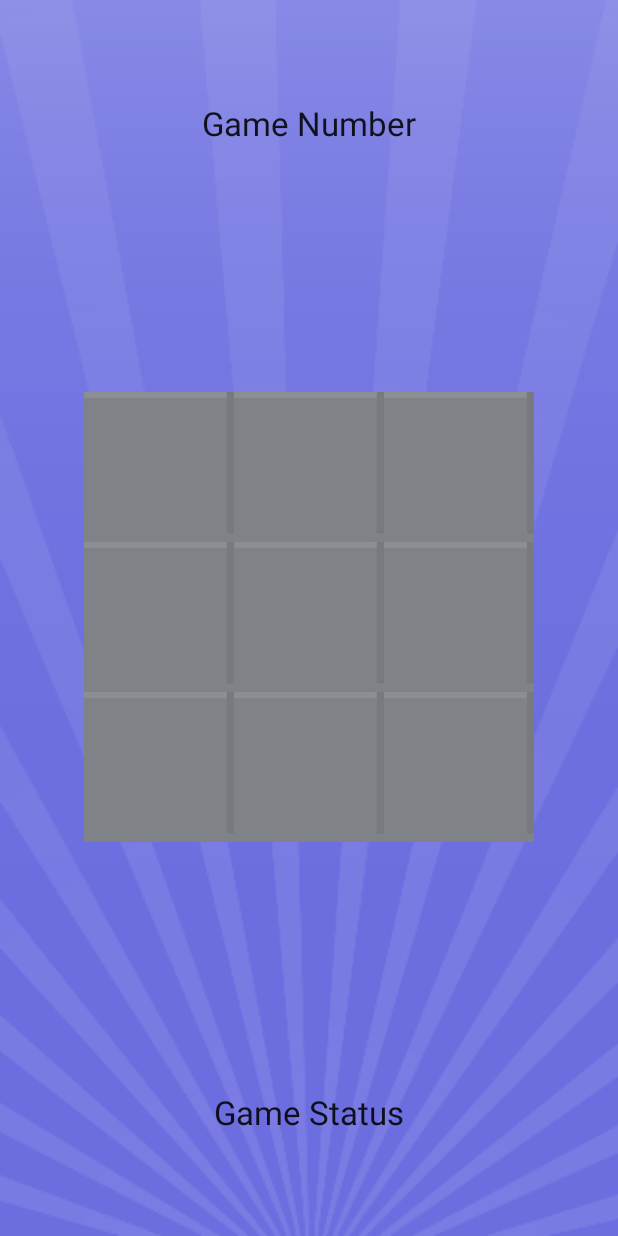
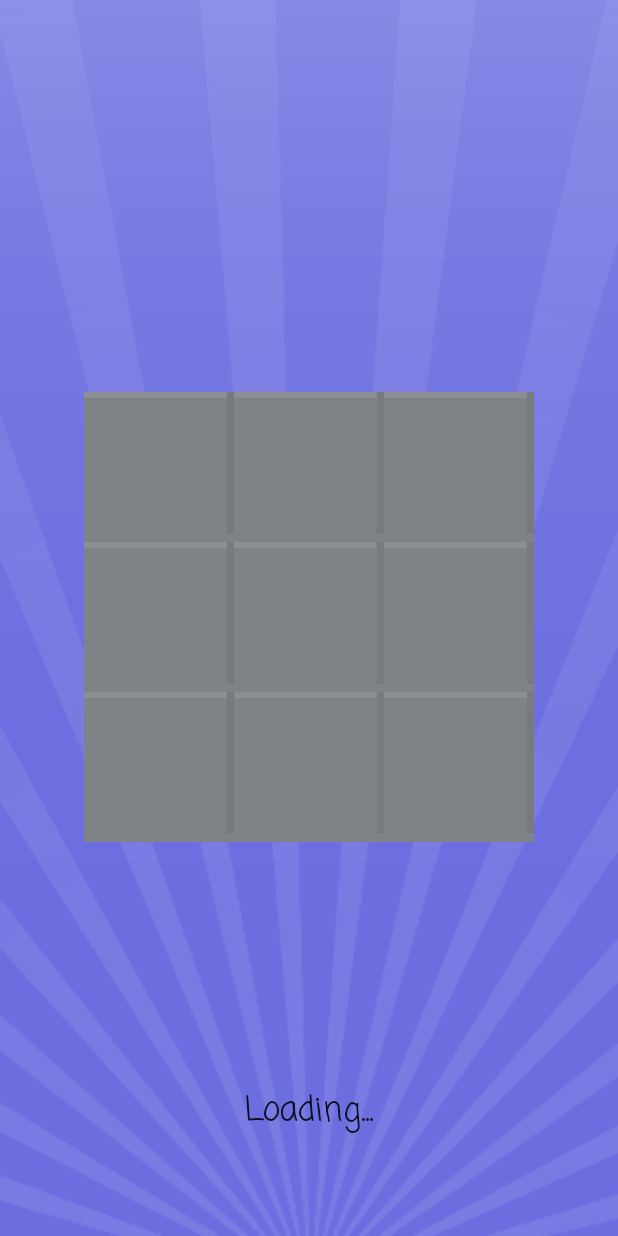
Before and after one commit to ChaudharyNishant/TicTacToeOnline, an Android app: the layout activity_create_game.xml on its own in the app's theme, with its tools: preview values and no code run, on a phone screen of 412 x 824 dp. Run offline under Robolectric (Android 15) with nearby library versions, the phone set to English and light mode, and no system bars.

Commit message:
Updated button and text font and graphics

```diff
--- a/app/src/main/java/com/nishant/tictactoeonline/MainActivity.java
+++ b/app/src/main/java/com/nishant/tictactoeonline/MainActivity.java
@@ -5,6 +5,11 @@ import android.support.v7.app.AppCompatActivity;
 import android.os.Bundle;
 import android.view.View;
 import android.widget.Button;
+
+/*
+    TODO: Add background music and turn off auto rotation
+ */
+
 
 public class MainActivity extends AppCompatActivity {
 
--- a/app/src/main/res/layout/activity_create_game.xml
+++ b/app/src/main/res/layout/activity_create_game.xml
@@ -17,9 +17,9 @@
         <TextView
             android:layout_width="wrap_content"
             android:layout_height="wrap_content"
-            android:text="Game Number"
             android:textAppearance="@style/TextAppearance.AppCompat.Large"
-            android:id="@+id/game_number_tv"/>
+            android:id="@+id/game_number_tv"
+            android:fontFamily="casual"/>
     </LinearLayout>
 
     <LinearLayout
@@ -38,19 +38,22 @@
                 android:layout_width="100dp"
                 android:layout_height="100dp"
                 android:id="@+id/a00"
-                android:background="@drawable/tile"/>
+                android:background="@drawable/tile"
+                android:textColor="#00000000"/>
 
             <Button
                 android:layout_width="100dp"
                 android:layout_height="100dp"
                 android:id="@+id/a01"
-                android:background="@drawable/tile"/>
+                android:background="@drawable/tile"
+                android:textColor="#00000000"/>
 
             <Button
                 android:layout_width="100dp"
                 android:layout_height="100dp"
                 android:id="@+id/a02"
-                android:background="@drawable/tile"/>
+                android:background="@drawable/tile"
+                android:textColor="#00000000"/>
         </LinearLayout>
 
         <LinearLayout
@@ -62,19 +65,22 @@
                 android:layout_width="100dp"
                 android:layout_height="100dp"
                 android:id="@+id/a10"
-                android:background="@drawable/tile"/>
+                android:background="@drawable/tile"
+                android:textColor="#00000000"/>
 
             <Button
                 android:layout_width="100dp"
                 android:layout_height="100dp"
                 android:id="@+id/a11"
-                android:background="@drawable/tile"/>
+                android:background="@drawable/tile"
+                android:textColor="#00000000"/>
 
             <Button
                 android:layout_width="100dp"
                 android:layout_height="100dp"
                 android:id="@+id/a12"
-                android:background="@drawable/tile"/>
+                android:background="@drawable/tile"
+                android:textColor="#00000000"/>
         </LinearLayout>
 
         <LinearLayout
@@ -86,19 +92,22 @@
                 android:layout_width="100dp"
                 android:layout_height="100dp"
                 android:id="@+id/a20"
-                android:background="@drawable/tile"/>
+                android:background="@drawable/tile"
+                android:textColor="#00000000"/>
 
             <Button
                 android:layout_width="100dp"
                 android:layout_height="100dp"
                 android:id="@+id/a21"
-                android:background="@drawable/tile"/>
+                android:background="@drawable/tile"
+                android:textColor="#00000000"/>
 
             <Button
                 android:layout_width="100dp"
                 android:layout_height="100dp"
                 android:id="@+id/a22"
-                android:background="@drawable/tile"/>
+                android:background="@drawable/tile"
+                android:textColor="#00000000"/>
         </LinearLayout>
     </LinearLayout>
 
@@ -110,9 +119,10 @@
         <TextView
             android:layout_width="wrap_content"
             android:layout_height="wrap_content"
-            android:text="Game Status"
+            android:text="Loading..."
             android:textAppearance="@style/TextAppearance.AppCompat.Large"
-            android:id="@+id/game_status" />
+            android:id="@+id/game_status"
+            android:fontFamily="casual"/>
     </LinearLayout>
 
 </LinearLayout>
```
Also changed, not shown: app/src/main/java/com/nishant/tictactoeonline/CreateGame.java (+11 -1 lines), app/src/main/res/drawable/btn_border.xml (added, +9 -0 lines), app/src/main/res/layout/activity_join_game.xml (+7 -2 lines), app/src/main/res/layout/activity_main.xml (+6 -2 lines).
